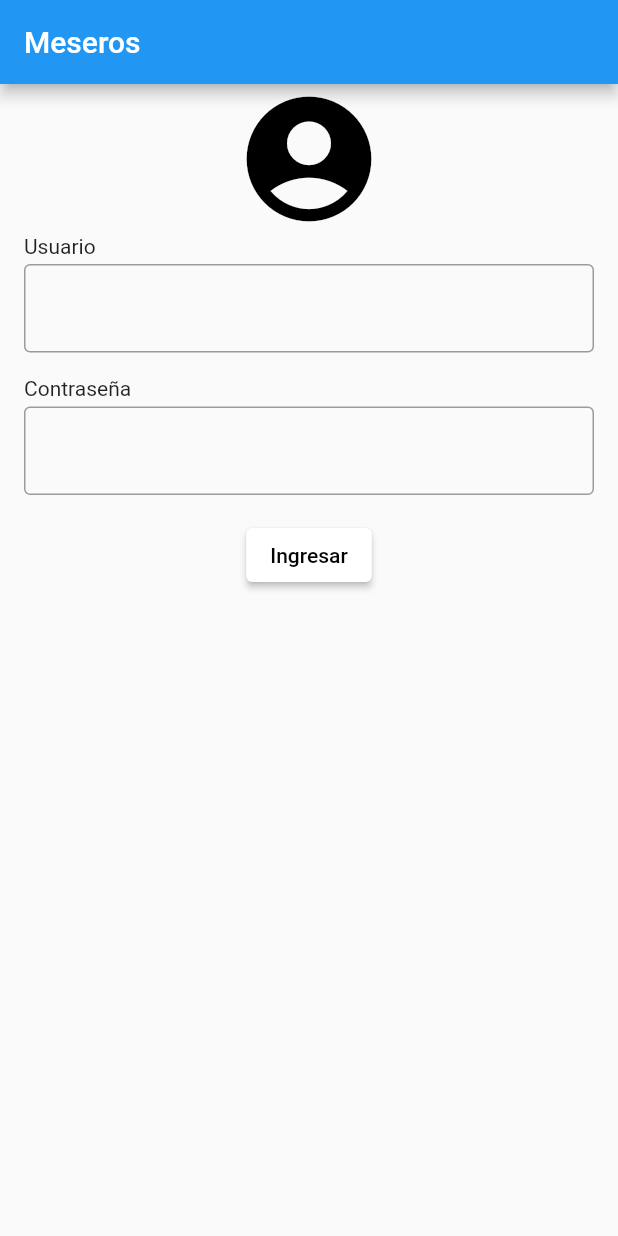
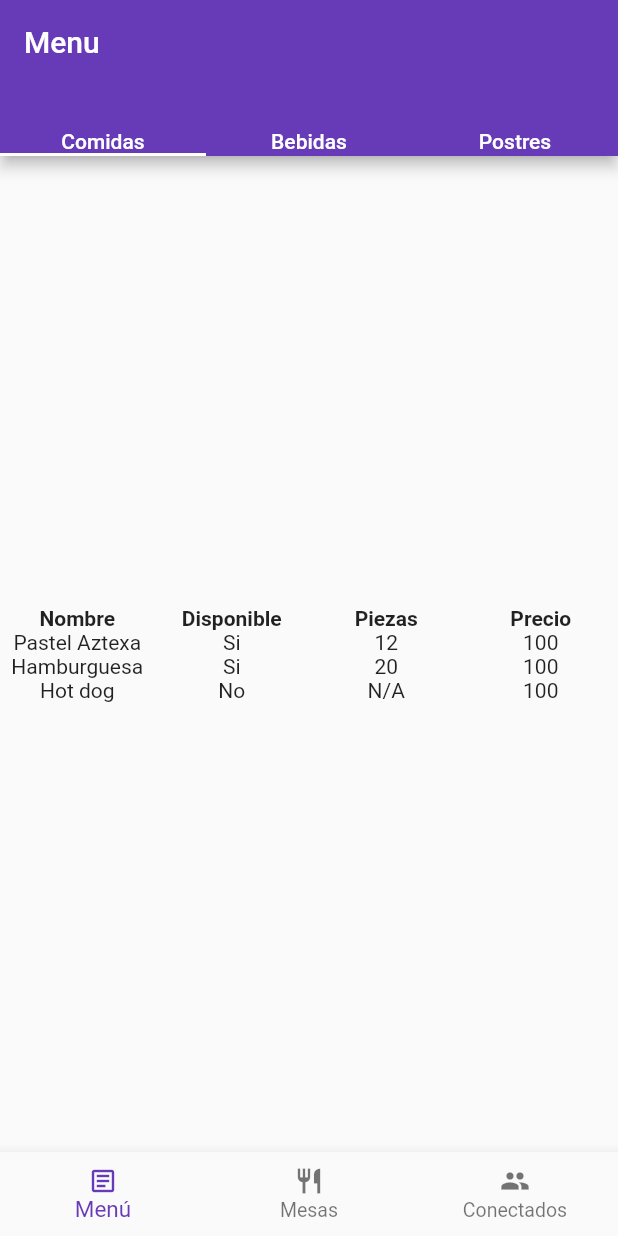
Before and after one commit to DanielCoss/app_meseros, a Flutter app: the screen it shows after launch, on a phone screen of 412 x 824 dp. Run offline on Flutter 3.47's test engine with Material 2 defaults, Android fonts, the phone set to English and light mode, and no system bars.

Commit message:
cambios dannia

```diff
--- /dev/null
+++ b/lib/PagesMenu/comidas.dart
@@ -0,0 +1,50 @@
+import 'package:flutter/material.dart';
+
+class comidas extends StatelessWidget{
+  const comidas({Key? key}): super(key:key);
+  @override
+  Widget build(BuildContext context){
+    return Scaffold(
+        body: Center(
+          child: Container(
+
+            child: Table(
+
+                defaultVerticalAlignment: TableCellVerticalAlignment.middle,
+                border: TableBorder(bottom: BorderSide(color:Colors.black,style: BorderStyle.none,width: 1.5)),
+
+                children: [TableRow(
+                    children: [
+                      Text('Nombre',textAlign: TextAlign.center,style: TextStyle(fontWeight: FontWeight.bold)),
+                      Text('Disponible',textAlign: TextAlign.center,style: TextStyle(fontWeight: FontWeight.bold)),
+                      Text('Piezas',textAlign: TextAlign.center,style: TextStyle(fontWeight: FontWeight.bold)),
+                      Text('Precio',textAlign: TextAlign.center,style: TextStyle(fontWeight: FontWeight.bold)),
+                    ]),
+                  TableRow(
+                      children: [
+                        Text('Pastel Aztexa',textAlign: TextAlign.center),
+                        Text('Si',textAlign: TextAlign.center),
+                        Text('12',textAlign: TextAlign.center),
+                        Text('100',textAlign: TextAlign.center),
+                      ]),
+                  TableRow(
+                      children: [
+                        Text('Hamburguesa',textAlign: TextAlign.center),
+                        Text('Si',textAlign: TextAlign.center),
+                        Text('20',textAlign: TextAlign.center),
+                        Text('100',textAlign: TextAlign.center),
+                      ]),
+                  TableRow(
+                      children: [
+                        Text('Hot dog',textAlign: TextAlign.center),
+                        Text('No',textAlign: TextAlign.center),
+                        Text('N/A',textAlign: TextAlign.center),
+                        Text('100',textAlign: TextAlign.center),
+                      ]),
+                ]),
+
+          ),
+        )
+    );
+  }
+}
--- /dev/null
+++ b/lib/PagesNavigation/NavigationBar.dart
@@ -0,0 +1,35 @@
+import 'package:flutter/material.dart';
+
+class BarNavig extends StatefulWidget {
+  final Function currentIndex;
+  const BarNavig({Key? key, required this.currentIndex}) : super(key: key);
+  @override
+  _BarNavigState createState() => _BarNavigState();
+}
+
+class _BarNavigState extends State<BarNavig> {
+  int index = 0;
+  @override
+  Widget build(BuildContext context) {
+    return BottomNavigationBar(
+        currentIndex: index,
+        onTap: (int i) {
+          setState(() {
+            index = i;
+            widget.currentIndex(i);
+          });
+        },
+        type: BottomNavigationBarType.fixed,
+        selectedItemColor: Colors.deepPurple,
+        iconSize: 20.0,
+        selectedFontSize: 15.0,
+        unselectedFontSize: 13.0,
+        items: const [
+          BottomNavigationBarItem(
+              icon: Icon(Icons.article_outlined), label: "Menú"),
+          BottomNavigationBarItem(icon: Icon(Icons.restaurant), label: "Mesas"),
+          BottomNavigationBarItem(
+              icon: Icon(Icons.people), label: "Conectados"),
+        ]);
+  }
+}
--- /dev/null
+++ b/lib/PagesNavigation/conectados.dart
@@ -0,0 +1,10 @@
+import 'package:flutter/material.dart';
+class conectados extends StatelessWidget{
+  const conectados({Key? key}): super(key:key);
+  @override
+  Widget build(BuildContext context){
+    return const Center(
+      child: Text('Conectados'),
+    );
+  }
+}
--- /dev/null
+++ b/lib/PagesNavigation/menu.dart
@@ -0,0 +1,36 @@
+import 'package:flutter/material.dart';
+import '/PagesMenu/bebidas.dart';
+import '/PagesMenu/comidas.dart';
+import '/PagesMenu/postres.dart';
+
+class menu extends StatelessWidget {
+  const menu({Key? key}) : super(key: key);
+
+  @override
+  Widget build(BuildContext context) {
+    return MaterialApp(
+      debugShowCheckedModeBanner: false,
+      home: DefaultTabController(
+        length: 3,
+        child: Scaffold(
+          appBar: AppBar(
+            bottom: const TabBar(
+              unselectedLabelColor: Colors.white,
+              tabs: [
+                Text('Comidas'),
+                Text('Bebidas'),
+                Text('Postres'),
+              ],
+            ),
+            title: const Text('Menu'),
+          ),
+          body: TabBarView(
+              children: <Widget>[new comidas(), new bebidas(), new postres()]),
+        ),
+      ),
+      theme: ThemeData(
+          colorScheme:
+              ColorScheme.fromSwatch(primarySwatch: Colors.deepPurple)),
+    );
+  }
+}
--- /dev/null
+++ b/lib/PagesNavigation/mesas.dart
@@ -0,0 +1,11 @@
+import 'package:flutter/material.dart';
+
+class mesas extends StatelessWidget{
+  const mesas({Key? key}): super(key:key);
+  @override
+  Widget build(BuildContext context){
+    return const Center(
+      child: Text('Oprime + para agregar mas mesas'),
+    );
+  }
+}
--- /dev/null
+++ b/lib/PagesNavigation/routes.dart
@@ -0,0 +1,14 @@
+import 'package:flutter/material.dart';
+import '/PagesNavigation/menu.dart';
+import '/PagesNavigation/conectados.dart';
+import '/PagesNavigation/mesas.dart';
+
+class routes extends StatelessWidget {
+  final int index;
+  const routes({Key? key, required this.index}) : super(key: key);
+  @override
+  Widget build(BuildContext context) {
+    List<Widget> myList = [const menu(), const mesas(), const conectados()];
+    return myList[index];
+  }
+}
--- a/lib/main.dart
+++ b/lib/main.dart
@@ -2,13 +2,53 @@ import 'package:flutter/material.dart';
 import 'dart:developer';
 import 'modules/menu.dart';
 import 'modules/login.dart';
+import '../PagesNavigation/NavigationBar.dart';
+import '../PagesNavigation/routes.dart';
 
-// void main() {
-//   runApp(const MaterialApp(
-//     title: 'Navigation Basics',
-//     home: FirstRoute(),
-//   ));
-// }
 void main() {
   runApp(const MyApp());
 }
+
+class MyApp extends StatelessWidget {
+  const MyApp({Key? key}) : super(key: key);
+
+  @override
+  Widget build(BuildContext context) {
+    return MaterialApp(
+        debugShowCheckedModeBanner: false,
+        title: 'Demo',
+        theme: ThemeData(
+            colorScheme:
+                ColorScheme.fromSwatch(primarySwatch: Colors.deepPurple)),
+        home: HomePage());
+  }
+}
+
+class HomePage extends StatefulWidget {
+  const HomePage({Key? key}) : super(key: key);
+
+  @override
+  State<HomePage> createState() => _HomePageState();
+}
+
+class _HomePageState extends State<HomePage> {
+  int index = 0;
+  BarNavig? myBN;
+  @override
+  void initState() {
+    myBN = BarNavig(currentIndex: (i) {
+      setState(() {
+        index = i;
+      });
+    });
+    super.initState();
+  }
+
+  @override
+  Widget build(BuildContext context) {
+    return Scaffold(
+      bottomNavigationBar: myBN,
+      body: routes(index: index),
+    );
+  }
+}
--- a/lib/modules/login.dart
+++ b/lib/modules/login.dart
@@ -1,33 +1,16 @@
 import 'package:flutter/material.dart';
-import '../modules/tables.dart';
+import 'package:meseros/main.dart';
 
-class MyApp extends StatelessWidget {
-  const MyApp({Key? key}) : super(key: key);
-
-  // This widget is the root of your application.
-  @override
-  Widget build(BuildContext context) {
-    return MaterialApp(
-      debugShowCheckedModeBanner: false,
-      title: 'Meseros',
-      theme: ThemeData(
-        primarySwatch: Colors.blue,
-      ),
-      home: const MyHomePage(title: 'Login Meseros'),
-    );
-  }
-}
-
-class MyHomePage extends StatefulWidget {
-  const MyHomePage({Key? key, required this.title}) : super(key: key);
+class Login extends StatefulWidget {
+  const Login({Key? key, required this.title}) : super(key: key);
 
   final String title;
 
   @override
-  State<MyHomePage> createState() => _MyHomePageState();
+  State<Login> createState() => _Login();
 }
 
-class _MyHomePageState extends State<MyHomePage> {
+class _Login extends State<Login> {
   final myController1 = TextEditingController();
   final myController2 = TextEditingController();
 
@@ -97,7 +80,7 @@ class _MyHomePageState extends State<MyHomePage> {
                         Navigator.push(
                           context,
                           MaterialPageRoute(
-                              builder: (context) => const SecondRoute()),
+                              builder: (context) => const HomePage()),
                         );
                       },
                     )),
```
Also changed, not shown: lib/PagesMenu/bebidas.dart (added, +52 -0 lines), lib/PagesMenu/postres.dart (added, +51 -0 lines).
